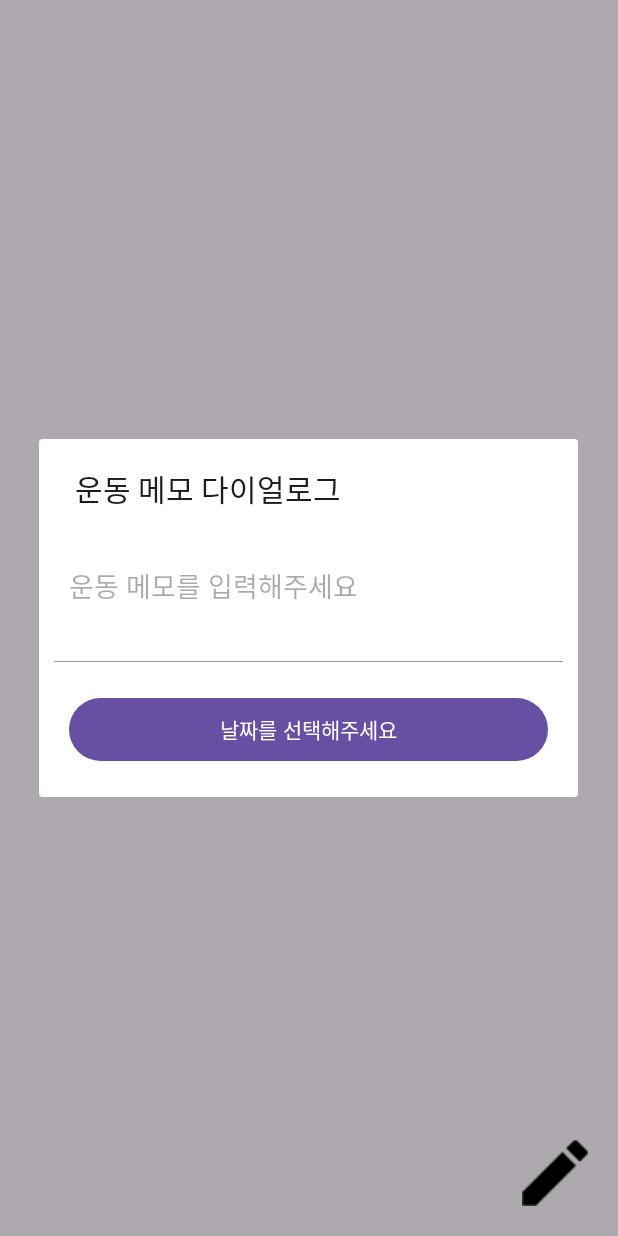
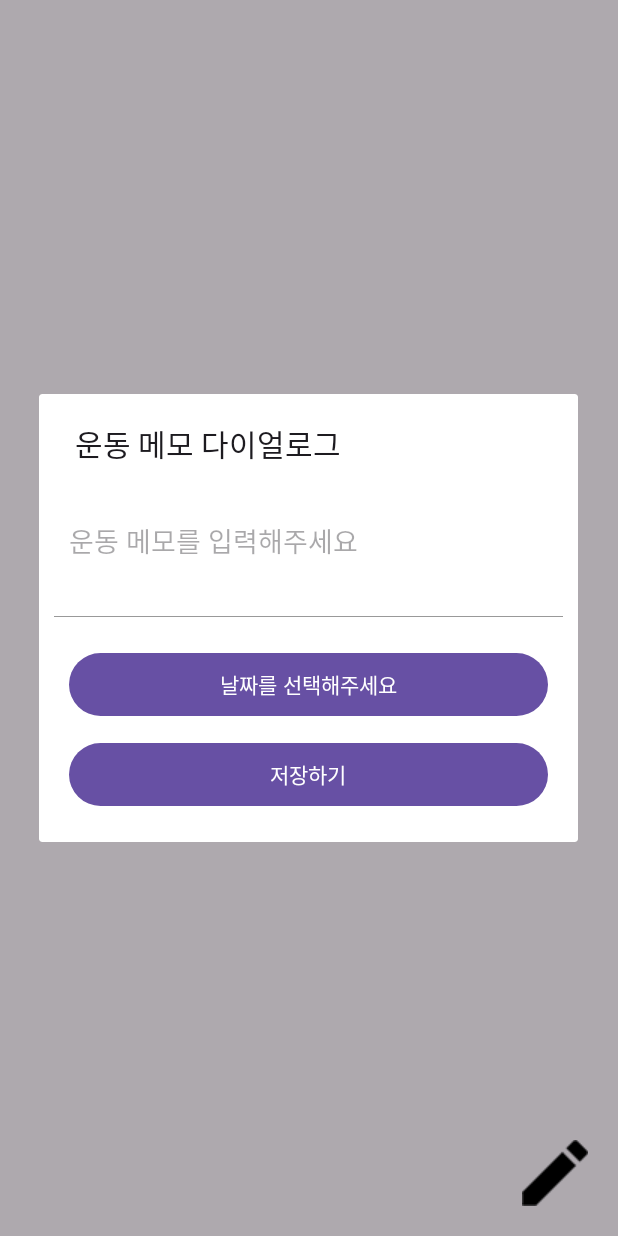
Before and after one commit to Hyeyeon-Ko/Kotlin-pratice, an Android app: the screen it shows after launch once a user with an empty profile is signed in (MainActivity), after a tap on an icon or button, on a phone screen of 412 x 824 dp. Run offline under Robolectric (Android 15) with nearby library versions, the phone set to English and light mode, and no system bars; our stand-ins replace Firebase (no records; nobody signed in at launch, a user with empty details on screens opened directly).

Commit message:
Firebase realtime database 저장하기

```diff
--- a/diet_memo/app/build.gradle.kts
+++ b/diet_memo/app/build.gradle.kts
@@ -45,6 +45,7 @@ dependencies {
     implementation(platform("com.google.firebase:firebase-bom:32.7.0"))
     implementation("com.google.firebase:firebase-analytics")
     implementation("com.google.firebase:firebase-auth-ktx")
+    implementation("com.google.firebase:firebase-database-ktx")
     testImplementation("junit:junit:4.13.2")
     androidTestImplementation("androidx.test.ext:junit:1.1.5")
     androidTestImplementation("androidx.test.espresso:espresso-core:3.5.1")
--- a/diet_memo/app/src/main/java/com/example/diet_memo/MainActivity.kt
+++ b/diet_memo/app/src/main/java/com/example/diet_memo/MainActivity.kt
@@ -7,8 +7,11 @@ import android.util.Log
 import android.view.LayoutInflater
 import android.widget.Button
 import android.widget.DatePicker
+import android.widget.EditText
 import android.widget.ImageView
 import androidx.appcompat.app.AlertDialog
+import com.google.firebase.database.ktx.database
+import com.google.firebase.ktx.Firebase
 import java.util.Calendar
 import java.util.GregorianCalendar
 
@@ -31,6 +34,8 @@ class MainActivity : AppCompatActivity() {
 
             val DateSelectBtn = mAlertDialog.findViewById<Button>(R.id.dateSelectBtn)
 
+            var dateText = ""
+
             DateSelectBtn?.setOnClickListener {
 
                 val today = GregorianCalendar()
@@ -43,9 +48,28 @@ class MainActivity : AppCompatActivity() {
                     ) {
                         Log.d("MAIN", "${year}, ${month + 1}, ${dayOfMonth}")
                         DateSelectBtn.setText("${year}, ${month + 1}, ${dayOfMonth}")
+
+                        dateText = "${year}, ${month + 1}, ${dayOfMonth}"
                     }
                 }, year, month, date)
                 dlg.show()
+
+            }
+
+
+            val saveBtn = findViewById<Button>(R.id.saveBtn)
+            saveBtn?.setOnClickListener {
+
+                val healthMemo = mAlertDialog.findViewById<EditText>(R.id.healthMemo)?.text.toString()
+
+                val database = Firebase.database
+                val myRef = database.getReference("myMemo")
+
+                val model = DataModel(dateText, healthMemo)
+
+                myRef
+                    .push()
+                    .setValue(model)
 
             }
 
--- a/diet_memo/app/src/main/res/layout/custom_dialog.xml
+++ b/diet_memo/app/src/main/res/layout/custom_dialog.xml
@@ -6,6 +6,7 @@
     android:orientation="vertical">
 
     <EditText
+        android:id="@+id/healthMemo"
         android:layout_width="match_parent"
         android:layout_height="60dp"
         android:layout_margin="20dp"
@@ -22,7 +23,19 @@
     <Button
         android:id="@+id/dateSelectBtn"
         android:text="날짜를 선택해주세요"
-        android:layout_margin="20dp"
+        android:layout_marginLeft="20dp"
+        android:layout_marginRight="20dp"
+        android:layout_marginTop="20dp"
+        android:layout_marginBottom="10dp"
+        android:layout_width="match_parent"
+        android:layout_height="50dp" />
+
+    <Button
+        android:id="@+id/saveBtn"
+        android:text="저장하기"
+        android:layout_marginLeft="20dp"
+        android:layout_marginRight="20dp"
+        android:layout_marginBottom="20dp"
         android:layout_width="match_parent"
         android:layout_height="50dp" />
 
```
Also changed, not shown: diet_memo/app/src/main/java/com/example/diet_memo/DataModel.kt (added, +8 -0 lines).
